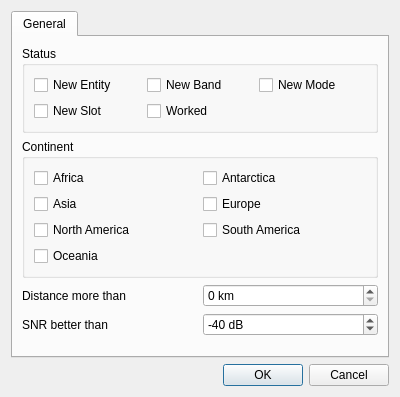
Qt form ui/WsjtxFilterDialog.ui (k5mcd/QLog) before a commit.
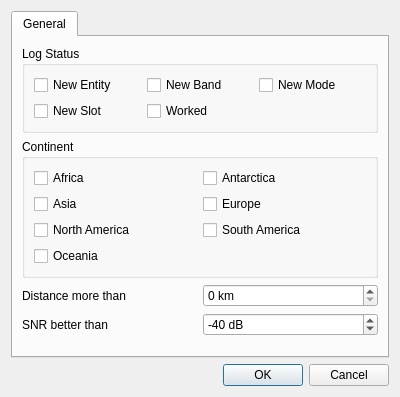
The same form after that commit.

Commit message: Filter Dialogs: Renamed Status to Log Status

```diff
--- a/ui/WsjtxFilterDialog.ui
+++ b/ui/WsjtxFilterDialog.ui
@@ -27,7 +27,7 @@
        <item>
         <widget class="QGroupBox" name="statusGroupBox">
          <property name="title">
-          <string>Status</string>
+          <string>Log Status</string>
          </property>
          <layout class="QVBoxLayout" name="verticalLayout_3">
           <item>
```
The commit also changes 1 other file.
